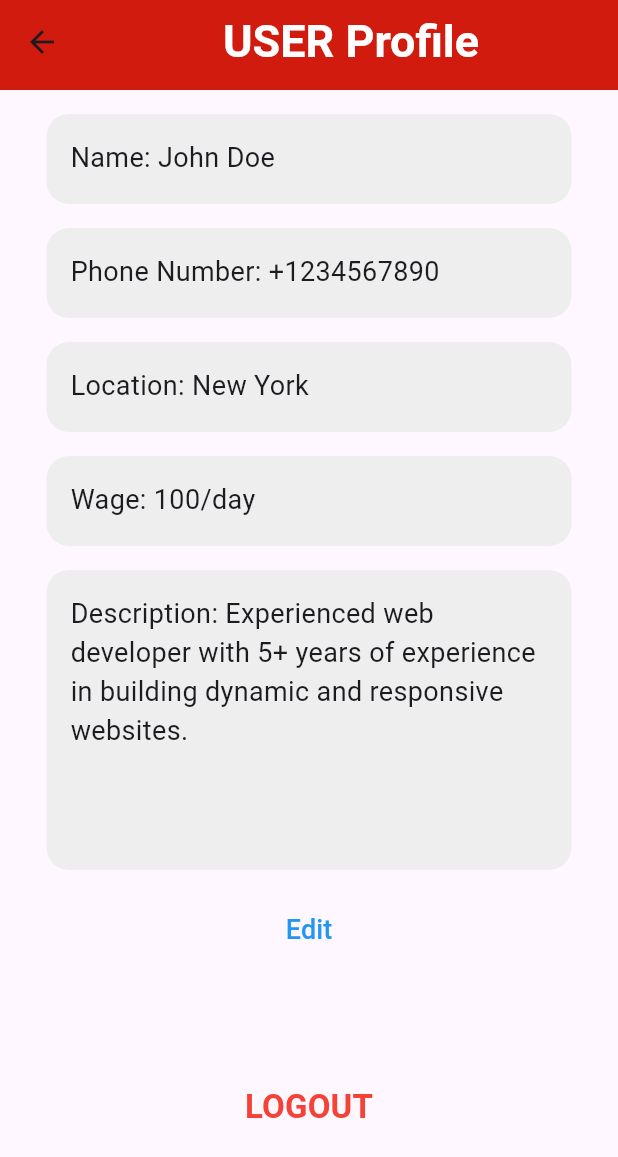
After one commit to saninthottungal/workFinder, a Flutter app: the UserProfilePage screen opened directly, on a phone screen of 412 x 824 dp. The commit adds this screen. Shown: the top 1157 px of the screen. Run offline on Flutter 3.47's test engine with Material 3 defaults, Android fonts, the phone set to English and light mode, and no system bars.

Commit message:
added all pages

```diff
--- /dev/null
+++ b/lib/Screens/UserProfile.dart
@@ -0,0 +1,136 @@
+import 'package:flutter/material.dart';
+
+class UserProfilePage extends StatelessWidget {
+  const UserProfilePage({super.key});
+
+  @override
+  Widget build(BuildContext context) {
+    return Scaffold(
+      appBar: PreferredSize(
+        preferredSize: const Size.fromHeight(60),
+        child: AppBar(
+          title: const Center(
+            child: Text(
+              'USER Profile',
+              style: TextStyle(
+                fontSize: 30,
+                fontWeight: FontWeight.bold,
+                color: Colors.white,
+              ),
+            ),
+          ),
+          backgroundColor: const Color.fromARGB(255, 209, 27, 14),
+        ),
+      ),
+      body: Padding(
+        padding: const EdgeInsets.all(16.0),
+        child: SingleChildScrollView(
+          child: Column(
+            children: [
+              // Assuming you have the user data available
+              Container(
+                height: 60,
+                width: 350,
+                padding: const EdgeInsets.all(16.0),
+                decoration: BoxDecoration(
+                  color: Colors.grey[200],
+                  borderRadius: BorderRadius.circular(15.0),
+                ),
+                child: const Text(
+                  'Name: John Doe',
+                  style: TextStyle(fontSize: 18),
+                ),
+              ),
+              const SizedBox(height: 16),
+              Container(
+                height: 60,
+                width: 350,
+                padding: const EdgeInsets.all(16.0),
+                decoration: BoxDecoration(
+                  color: Colors.grey[200],
+                  borderRadius: BorderRadius.circular(15.0),
+                ),
+                child: const Text(
+                  'Phone Number: +1234567890',
+                  style: TextStyle(fontSize: 18),
+                ),
+              ),
+              const SizedBox(height: 16),
+              Container(
+                height: 60,
+                width: 350,
+                padding: const EdgeInsets.all(16.0),
+                decoration: BoxDecoration(
+                  color: Colors.grey[200],
+                  borderRadius: BorderRadius.circular(15.0),
+                ),
+                child: const Text(
+                  'Location: New York',
+                  style: TextStyle(fontSize: 18),
+                ),
+              ),
+              const SizedBox(height: 16),
+              Container(
+                height: 60,
+                width: 350,
+                padding: const EdgeInsets.all(16.0),
+                decoration: BoxDecoration(
+                  color: Colors.grey[200],
+                  borderRadius: BorderRadius.circular(15.0),
+                ),
+                child: const Text(
+                  'Wage: 100/day',
+                  style: TextStyle(fontSize: 18),
+                ),
+              ),
+              const SizedBox(height: 16),
+              Container(
+                height: 200,
+                width: 350,
+                padding: const EdgeInsets.all(16.0),
+                decoration: BoxDecoration(
+                  color: Colors.grey[200],
+                  borderRadius: BorderRadius.circular(15.0),
+                ),
+                child: const Text(
+                  'Description: Experienced web developer with 5+ years of experience in building dynamic and responsive websites.',
+                  style: TextStyle(fontSize: 18),
+                ),
+              ),
+              const SizedBox(height: 16),
+              TextButton(
+                onPressed: () {
+                  // Implement edit functionality here (e.g., navigate to edit screen, open a dialog)
+                  print('Editing profile...');
+                },
+                child: const Text(
+                  'Edit',
+                  style: TextStyle(fontSize: 18, color: Colors.blue),
+                ),
+              ),
+              const SizedBox(height: 70),
+              Row(
+                mainAxisAlignment: MainAxisAlignment.center,
+                children: [
+                  TextButton(
+                    onPressed: () {
+                      // Implement functionality for the first button
+                      print('Button 1 pressed!');
+                    },
+                    child: const Text(
+                      'LOGOUT',
+                      style: TextStyle(
+                          fontSize: 22,
+                          fontWeight: FontWeight.bold,
+                          color: Colors.red),
+                    ),
+                  ),
+                ],
+              ),
+            ],
+          ),
+        ),
+      ),
+    );
+  }
+}
--- /dev/null
+++ b/lib/Screens/WorkersList.dart
@@ -0,0 +1,196 @@
+import 'package:flutter/material.dart';
+
+class WorkersList extends StatefulWidget {
+  const WorkersList({super.key});
+
+  @override
+  State<WorkersList> createState() => _WorkersListState();
+}
+
+class _WorkersListState extends State<WorkersList> {
+  List<Map<String, dynamic>> workListings = [
+    {
+      'logo': Icons.work,
+      'name': 'John Doe',
+      'place': 'Kozhikode',
+      'wage': '+91 1234567890', // Phone number displayed here
+      'contactNumber': '₹500/day', // Wage displayed here
+    },
+    {
+      'logo': Icons.work,
+      'name': 'Jane Doe',
+      'place': 'Thrissur',
+      'wage': '+91 9876543210',
+      'contactNumber': '₹450/day',
+    },
+    {
+      'logo': Icons.work,
+      'name': 'Peter Smith',
+      'place': 'Kochi',
+      'wage': '+91 4567891230',
+      'contactNumber': '₹600/day',
+    },
+    {
+      'logo': Icons.work,
+      'name': 'Abhin',
+      'place': 'Vengara',
+      'wage': '+91 4567891230',
+      'contactNumber': '₹600/day',
+    },
+    {
+      'logo': Icons.work,
+      'name': 'Hari',
+      'place': 'Koppam',
+      'wage': '+91 4567891230',
+      'contactNumber': '₹400/day',
+    },
+    {
+      'logo': Icons.work,
+      'name': 'Hari',
+      'place': 'Koppam',
+      'wage': '+91 4567891230',
+      'contactNumber': '₹400/day',
+    },
+    {
+      'logo': Icons.work,
+      'name': 'Hari',
+      'place': 'Koppam',
+      'wage': '+91 4567891230',
+      'contactNumber': '₹400/day',
+    },
+    {
+      'logo': Icons.work,
+      'name': 'Hari',
+      'place': 'Koppam',
+      'wage': '+91 4567891230',
+      'contactNumber': '₹400/day',
+    },
+    {
+      'logo': Icons.work,
+      'name': 'Hari',
+      'place': 'Koppam',
+      'wage': '+91 4567891230',
+      'contactNumber': '₹400/day',
+    },
+    {
+      'logo': Icons.work,
+      'name': 'Hari',
+      'place': 'Koppam',
+      'contactNumber': '+91 4567891230',
+      'wage': '₹400/day',
+    },
+    {
+      'logo': Icons.work,
+      'name': 'Hari',
+      'place': 'Koppam',
+      'wage': '+91 4567891230',
+      'contactNumber': '₹400/day',
+    },
+
+    // Add more listings here with the same structure
+  ];
+  @override
+  Widget build(BuildContext context) {
+    return Scaffold(
+      appBar: PreferredSize(
+        preferredSize: const Size.fromHeight(60),
+        child: AppBar(
+          title: const Center(
+            child: Text(
+              'WorkFinder',
+              style: TextStyle(
+                fontSize: 30,
+                fontWeight: FontWeight.bold,
+                color: Colors.white,
+              ),
+            ),
+          ),
+          backgroundColor: const Color.fromARGB(255, 209, 27, 14),
+          actions: [
+            PopupMenuButton<String>(
+              onSelected: (value) {
+                // Handle profile and logout button presses
+              },
+              itemBuilder: (BuildContext context) => [
+                const PopupMenuItem<String>(
+                  value: 'Profile',
+                  child: Text('Profile'),
+                ),
+                const PopupMenuItem<String>(
+                  value: 'LogOut',
+                  child: Text('LogOut'),
+                ),
+              ],
+              icon: const Icon(Icons.menu, color: Colors.white, size: 30),
+            ),
+          ],
+        ),
+      ),
+      body: Column(
+        children: [
+          Expanded(
+            child: ListView.separated(
+              itemCount: workListings.length,
+              itemBuilder: (context, index) {
+                final listing = workListings[index];
+
+                return Container(
+                  margin: const EdgeInsets.symmetric(horizontal: 15),
+                  decoration: BoxDecoration(
+                    color: Colors.white,
+                    borderRadius: BorderRadius.circular(20),
+                    boxShadow: [
+                      BoxShadow(
+                        color:
+                            const Color.fromARGB(255, 0, 0, 0).withOpacity(0.3),
+                        blurRadius: 8,
+                        spreadRadius: 3,
+                        offset: const Offset(0, 0),
+                      ),
+                    ],
+                  ),
+                  child: ListTile(
+                    title: Column(
+                      crossAxisAlignment: CrossAxisAlignment.start,
+                      children: [
+                        Text(
+                          listing['name'],
+                          style: const TextStyle(
+                              fontSize: 18, fontWeight: FontWeight.bold),
+                        ),
+                        Text(
+                          listing['place'],
+                          style: const TextStyle(
+                              fontSize: 14,
+                              color: Color.fromARGB(255, 94, 94, 94),
+                              fontWeight: FontWeight.w500),
+                        ),
+                        Text(
+                          listing['wage'],
+                          style: const TextStyle(
+                              fontSize: 14,
+                              color: Color.fromARGB(255, 94, 94, 94),
+                              fontWeight: FontWeight.w500),
+                        ),
+                      ],
+                    ),
+                    trailing: Text(
+                      listing['contactNumber'],
+                      style: const TextStyle(
+                        fontSize: 16,
+                        color: Color.fromARGB(255, 94, 94, 94),
+                      ),
+                    ),
+                  ),
+                );
+              },
+              separatorBuilder: (context, index) => const Divider(
+                height: 8,
+              ),
+            ),
+          ),
+        ],
+      ),
+    );
+  }
+}
--- a/lib/main.dart
+++ b/lib/main.dart
@@ -1,6 +1,5 @@
 import 'package:flutter/material.dart';
 import 'package:sidsproject/Screens/WelcomePage.dart';
-import 'package:sidsproject/Screens/WorkCategory.dart';
 
 void main(List<String> args) {
   runApp(const MyApp());
```
